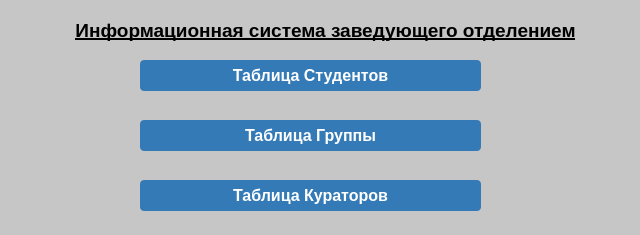
Old version of the form widjets/ui/main_menu.ui in the repository smile-rus1/Information_system_of_the_head_of_the_department.
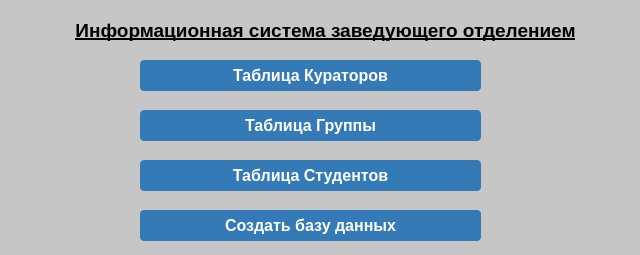
New version of the form.

Commit message: добавил кнопку для создания БД

```diff
--- a/widjets/ui/main_menu.ui
+++ b/widjets/ui/main_menu.ui
@@ -10,7 +10,7 @@
     <x>0</x>
     <y>0</y>
     <width>640</width>
-    <height>235</height>
+    <height>255</height>
    </rect>
   </property>
   <property name="windowTitle">
@@ -48,7 +48,7 @@
     <property name="geometry">
      <rect>
       <x>140</x>
-      <y>60</y>
+      <y>160</y>
       <width>341</width>
       <height>31</height>
      </rect>
@@ -67,6 +67,9 @@
     <property name="text">
      <string>Таблица Студентов</string>
     </property>
+    <property name="checkable">
+     <bool>false</bool>
+    </property>
     <property name="autoDefault">
      <bool>false</bool>
     </property>
@@ -81,7 +84,7 @@
     <property name="geometry">
      <rect>
       <x>140</x>
-      <y>120</y>
+      <y>110</y>
       <width>341</width>
       <height>31</height>
      </rect>
@@ -114,7 +117,7 @@
     <property name="geometry">
      <rect>
       <x>140</x>
-      <y>180</y>
+      <y>60</y>
       <width>341</width>
       <height>31</height>
      </rect>
@@ -143,6 +146,42 @@
      <bool>false</bool>
     </property>
    </widget>
+   <widget class="QPushButton" name="btn_create_db">
+    <property name="geometry">
+     <rect>
+      <x>140</x>
+      <y>210</y>
+      <width>341</width>
+      <height>31</height>
+     </rect>
+    </property>
+    <property name="font">
+     <font>
+      <pointsize>12</pointsize>
+      <weight>75</weight>
+      <bold>true</bold>
+     </font>
+    </property>
+    <property name="styleSheet">
+     <string notr="true">QPushButton {background-color: rgb(51,122,183); color: White; border-radius: 4px;}
+QPushButton:pressed {background-color:rgb(31,101,163) ; }</string>
+    </property>
+    <property name="text">
+     <string>Создать базу данных</string>
+    </property>
+    <property name="checkable">
+     <bool>false</bool>
+    </property>
+    <property name="autoDefault">
+     <bool>false</bool>
+    </property>
+    <property name="default">
+     <bool>false</bool>
+    </property>
+    <property name="flat">
+     <bool>false</bool>
+    </property>
+   </widget>
   </widget>
  </widget>
  <resources/>
```
The commit also changes 1 other file.
